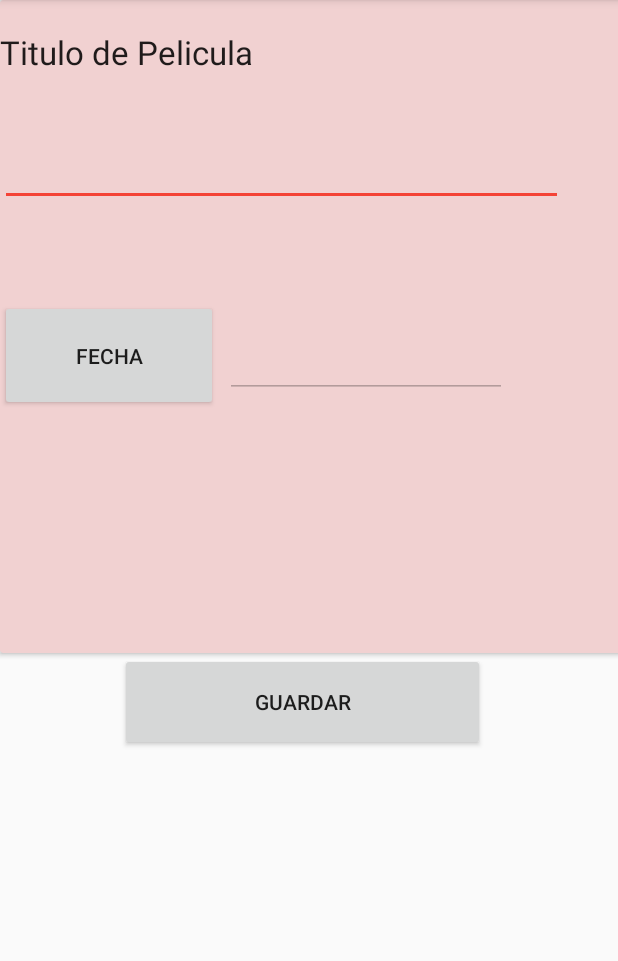
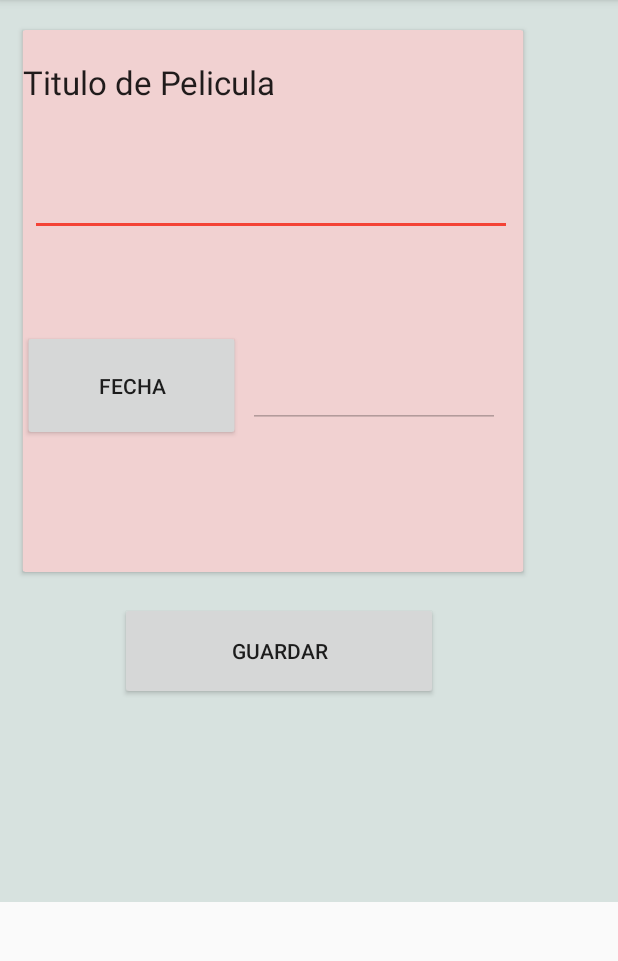
Before and after one commit to RominaDelgado/TdPProyectoFinal, an Android app: the NuevaAnotacion screen opened directly, with no data from a screen before it, on a phone screen of 412 x 824 dp, the part 84-1045 px from its top. Run offline under Robolectric (Android 15) with nearby library versions, the phone set to English and light mode, and no system bars.

Commit message:
Ultima versión

```diff
--- a/app/src/main/java/com/example/MovieNote/Logica.java
+++ b/app/src/main/java/com/example/MovieNote/Logica.java
@@ -130,6 +130,7 @@ public final class Logica  {
                 return a1.getFecha().compareTo(a2.getFecha());
             }
         });
+        guardar();
 
     }
 
@@ -141,7 +142,9 @@ public final class Logica  {
                 return a1.getTitulo().compareToIgnoreCase(a2.getTitulo());
             }
         });
+        guardar();
     }
 
 
+
 }
--- a/app/src/main/java/com/example/MovieNote/MainActivity.java
+++ b/app/src/main/java/com/example/MovieNote/MainActivity.java
@@ -1,7 +1,9 @@
 package com.example.MovieNote;
 
 
+import android.content.ClipData;
 import android.content.Intent;
+import android.graphics.Color;
 import android.os.Bundle;
 
 
@@ -9,6 +11,7 @@ import com.google.android.material.floatingactionbutton.FloatingActionButton;
 import com.google.android.material.snackbar.Snackbar;
 
 import androidx.appcompat.app.AppCompatActivity;
+import androidx.appcompat.view.menu.ListMenuItemView;
 import androidx.appcompat.widget.Toolbar;
 
 import android.view.View;
@@ -51,26 +54,23 @@ public class MainActivity extends AppCompatActivity {
         adapter.notifyDataSetChanged();
 
         listaVistaAnotaciones = (ListView) findViewById(R.id.listaNotasPeliculas);
-
         listaVistaAnotaciones.setOnItemClickListener(new AdapterView.OnItemClickListener() {
             @Override
             public void onItemClick(AdapterView<?> adapterView, View view, int i, long l) {
-                final AnotacionSimple anotacionSimple= logica.getLista().get(i);
+                final AnotacionSimple anotacionSimple = logica.getLista().get(i);
 
                 DialogInterface.OnClickListener dialogClickListener = new DialogInterface.OnClickListener() {
                     @Override
                     public void onClick(DialogInterface dialog, int which) {
                         switch (which) {
-                            case DialogInterface.BUTTON_POSITIVE:
-                                                                {
-                                                                    logica.eliminar(anotacionSimple);
-                                                                    adapter.notifyDataSetChanged();
-                                                                    recreate();
-                                                               //     finish();
-                                                                 //   startActivity(getIntent());
-                                                                    Toast.makeText(MainActivity.this,"Nota eliminada exitosamente",Toast.LENGTH_SHORT).show();
-                                                                     break;
-                                                                }
+                            case DialogInterface.BUTTON_POSITIVE: {
+                                logica.eliminar(anotacionSimple);
+                                recreate();
+                                adapter.notifyDataSetChanged();
+
+                                Toast.makeText(MainActivity.this, "Nota eliminada exitosamente", Toast.LENGTH_SHORT).show();
+                                break;
+                            }
                             case DialogInterface.BUTTON_NEGATIVE:
                                 break;
                         }
@@ -80,12 +80,19 @@ public class MainActivity extends AppCompatActivity {
                 builder.setMessage("¿Quiere eliminar la nota?").setPositiveButton("SI", dialogClickListener).setNegativeButton("NO", dialogClickListener).show();
 
 
-
-
             }
         });
 
         listaVistaAnotaciones.setAdapter(adapter);
+
+        // Objetivo: cambiar color de items de List View
+      //for(int x=0; x<listaVistaAnotaciones.getCount();x++)
+      //{
+        //  View v= findViewById((int )listaVistaAnotaciones.getItemIdAtPosition(x));
+        // v.setBackgroundColor(Color.YELLOW);
+
+       // listaVistaAnotaciones.findViewById( (int) listaVistaAnotaciones.getItemIdAtPosition(x)).setBackgroundColor(Color.LTGRAY);
+      //}
 
         // Icono de action Bar
         getSupportActionBar().setDisplayShowHomeEnabled(true);
@@ -115,6 +122,7 @@ public class MainActivity extends AppCompatActivity {
 
     @Override
     public boolean onOptionsItemSelected(MenuItem item) {
+
         switch (item.getItemId()){
             case R.id.action_ordenar:
                 DialogInterface.OnClickListener dialogClickListener = new DialogInterface.OnClickListener() {
@@ -129,6 +137,7 @@ public class MainActivity extends AppCompatActivity {
                             }
                             case DialogInterface.BUTTON_NEGATIVE:
                                 logica.ordenar_titulo();
+
                                 adapter.notifyDataSetChanged();
                                 break;
                         }
--- a/app/src/main/res/layout/activity_nueva_anotacion.xml
+++ b/app/src/main/res/layout/activity_nueva_anotacion.xml
@@ -9,22 +9,25 @@
     <LinearLayout
         android:layout_width="414dp"
         android:layout_height="601dp"
+        android:background="#D7E2DF"
         android:orientation="vertical"
+        tools:ignore="MissingConstraints"
         tools:layout_editor_absoluteX="-2dp"
-        tools:layout_editor_absoluteY="2dp"
-        tools:ignore="MissingConstraints">
+        tools:layout_editor_absoluteY="2dp">
 
         <androidx.cardview.widget.CardView
-            android:layout_width="match_parent"
-            android:layout_height="435dp"
+            android:layout_width="334dp"
+            android:layout_height="361dp"
             android:background="#673AB7"
+            android:translationX="15dp"
+            android:translationY="20dp"
             android:visibility="visible"
             app:cardBackgroundColor="#F1D1D1"
             tools:visibility="visible">
 
             <TextView
                 android:id="@+id/textView_tituloPelicula"
-                android:layout_width="match_parent"
+                android:layout_width="266dp"
                 android:layout_height="48dp"
                 android:text="Titulo de Pelicula "
                 android:textAppearance="@style/TextAppearance.AppCompat.Large"
@@ -32,25 +35,25 @@
 
             <EditText
                 android:id="@+id/campoTitulo"
-                android:layout_width="375dp"
+                android:layout_width="321dp"
                 android:layout_height="67dp"
                 android:ems="10"
                 android:inputType="textPersonName"
                 android:textAllCaps="true"
                 android:textAppearance="@style/TextAppearance.AppCompat.Body1"
+                android:translationX="5dp"
                 android:translationY="70dp" />
 
             <Button
                 android:id="@+id/button_fecha"
                 android:layout_width="145dp"
                 android:layout_height="74dp"
-                android:onClick="mostrarCalendario"
                 android:text="Fecha"
                 android:translationY="200dp" />
 
             <EditText
                 android:id="@+id/campoFecha"
-                android:layout_width="188dp"
+                android:layout_width="168dp"
                 android:layout_height="wrap_content"
                 android:editable="false"
                 android:ems="10"
@@ -62,10 +65,11 @@
 
         <Button
             android:id="@+id/button_guardar"
-            android:layout_width="243dp"
+            android:layout_width="212dp"
             android:layout_height="65dp"
             android:text="Guardar"
-            android:translationX="80dp" />
+            android:translationX="80dp"
+            android:translationY="40dp" />
 
     </LinearLayout>
 </androidx.constraintlayout.widget.ConstraintLayout>
```
